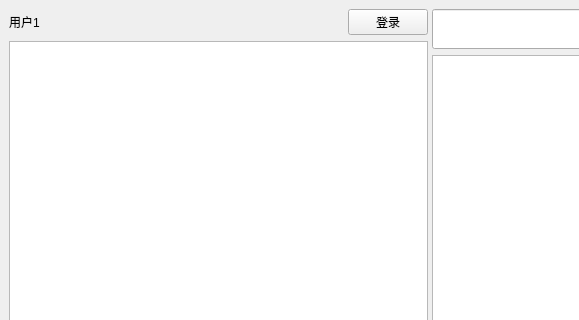
The window that ui/main_window.ui (liyixin1/GPTalks) describes before a commit, drawn with Qt 5; both pictures show x 0 to 579 and y 0 to 320 of the 1000 by 800 pixel window.
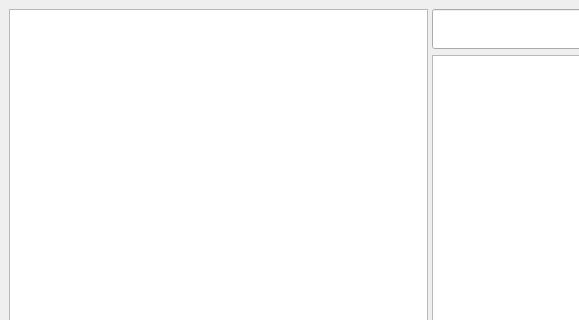
The same window after the commit. Icons and pictures are not drawn.

Commit message: 删除数据库以及用户概念

The edit to the form file:
```diff
--- a/ui/main_window.ui
+++ b/ui/main_window.ui
@@ -29,60 +29,6 @@
       </property>
       <widget class="QWidget" name="layoutWidget_3">
        <layout class="QVBoxLayout" name="verticalLayout_4">
-        <item>
-         <layout class="QHBoxLayout" name="horizontalLayout">
-          <item alignment="Qt::AlignLeft">
-           <widget class="QLabel" name="label_name">
-            <property name="sizePolicy">
-             <sizepolicy hsizetype="Preferred" vsizetype="Preferred">
-              <horstretch>0</horstretch>
-              <verstretch>0</verstretch>
-             </sizepolicy>
-            </property>
-            <property name="maximumSize">
-             <size>
-              <width>100</width>
-              <height>40</height>
-             </size>
-            </property>
-            <property name="text">
-             <string>用户1</string>
-            </property>
-            <property name="alignment">
-             <set>Qt::AlignLeading|Qt::AlignLeft|Qt::AlignVCenter</set>
-            </property>
-           </widget>
-          </item>
-          <item alignment="Qt::AlignRight">
-           <widget class="QPushButton" name="pushButton_logout">
-            <property name="sizePolicy">
-             <sizepolicy hsizetype="Fixed" vsizetype="Fixed">
-              <horstretch>0</horstretch>
-              <verstretch>0</verstretch>
-             </sizepolicy>
-            </property>
-            <property name="sizeIncrement">
-             <size>
-              <width>0</width>
-              <height>0</height>
-             </size>
-            </property>
-            <property name="text">
-             <string>登录</string>
-            </property>
-            <property name="checkable">
-             <bool>true</bool>
-            </property>
-            <property name="autoRepeat">
-             <bool>false</bool>
-            </property>
-            <property name="autoExclusive">
-             <bool>false</bool>
-            </property>
-           </widget>
-          </item>
-         </layout>
-        </item>
         <item>
          <widget class="QListWidget" name="listWidget_session"/>
         </item>
```
The commit also changes 26 other files.
